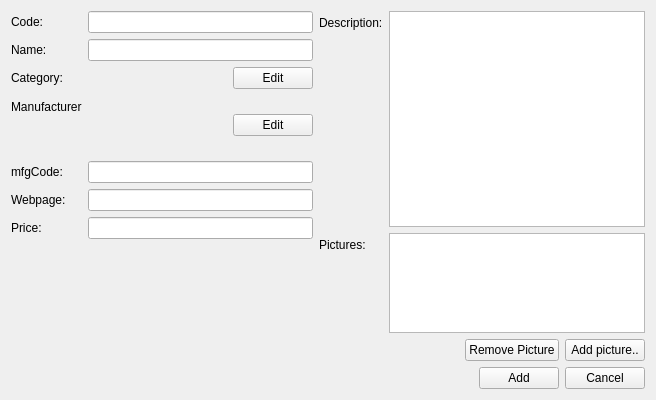
Before: the Qt Designer form client/uiforms/component_add.ui in Wolframe/configurator, drawn with Qt 5.
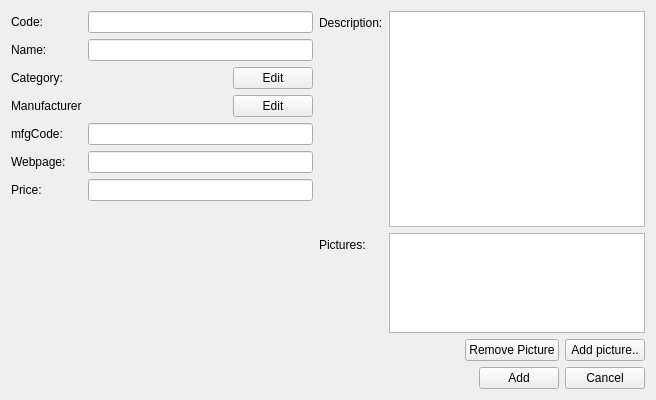
After: the same form once the commit is applied. Icons and pictures are not drawn.

Patch:
```diff
--- a/client/uiforms/component_add.ui
+++ b/client/uiforms/component_add.ui
@@ -71,6 +71,12 @@
       <layout class="QHBoxLayout" name="horizontalLayout_4">
        <item>
         <widget class="QLabel" name="category">
+         <property name="minimumSize">
+          <size>
+           <width>100</width>
+           <height>0</height>
+          </size>
+         </property>
          <property name="text">
           <string/>
          </property>
@@ -104,8 +110,8 @@
         <widget class="QLabel" name="manufacturer">
          <property name="minimumSize">
           <size>
-           <width>60</width>
-           <height>60</height>
+           <width>100</width>
+           <height>0</height>
           </size>
          </property>
          <property name="text">
```
Left out of the diff: 8 changed lines with no effect on the pictures.
